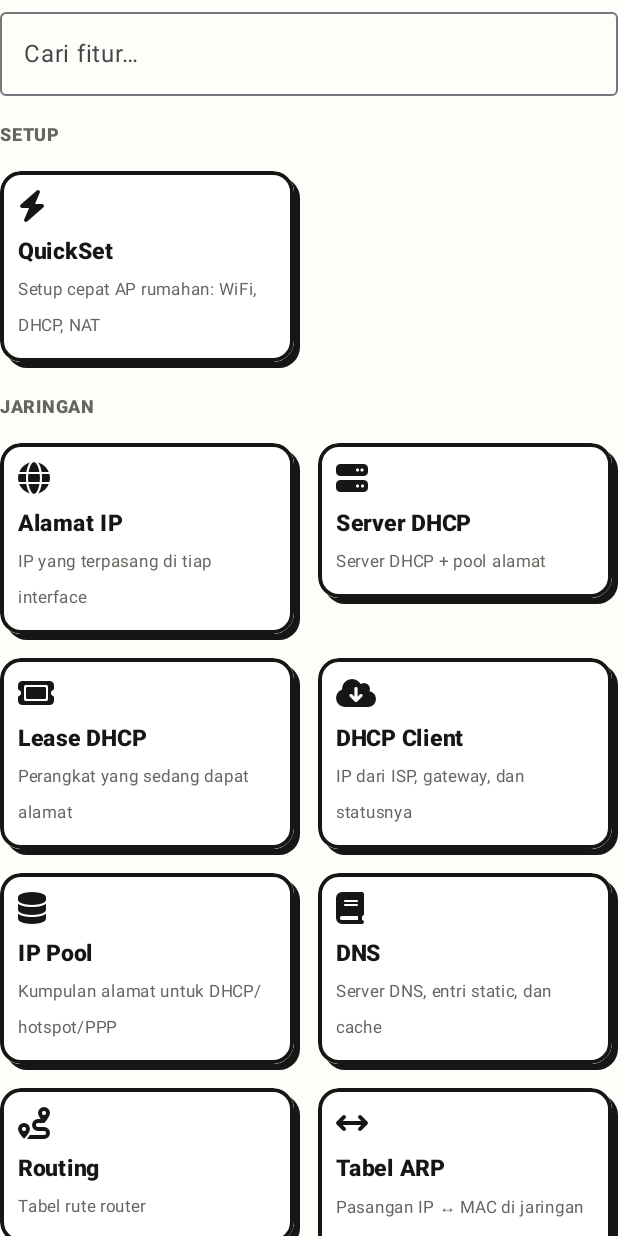
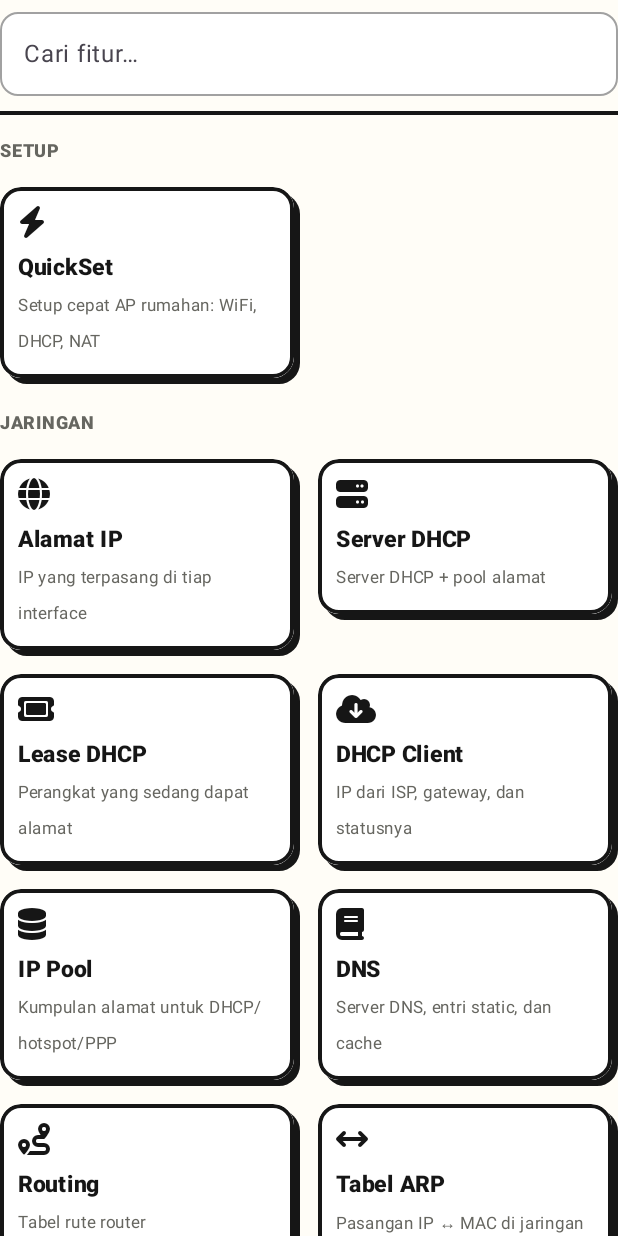
Before and after one commit to qioceky/mikroku, an Android app built with Jetpack Compose: the composable NetworkMenuGrid shown on its own in the app's theme, on a phone screen of 412 x 824 dp. Run offline under Robolectric (Android 15) with nearby library versions, the phone set to English and light mode, and no system bars.

Commit message:
v1.1.6: Bilah Cari fitur padat & jelas menempel
User masih merasa pencarian 'tidak tetap posisinya': strukturnya
sudah di luar area scroll sejak v1.1.3, tapi bilahnya transparan
sehingga kartu yang terpotong tepat di bawahnya terasa seperti
bilahnya ikut bergerak. Kini bilah pencarian berlatarkan Paper padat
+ kolom berlatarkan CardFill + garis bawah tinta 2.5dp; daftar menu
bergeser di bawah garis itu. Padding atas daftar 10dp.

```diff
--- a/app/build.gradle
+++ b/app/build.gradle
@@ -12,8 +12,8 @@ android {
         applicationId "id.mikroku"
         minSdk 26
         targetSdk 35
-        versionCode 19
-        versionName "1.1.5"
+        versionCode 20
+        versionName "1.1.6"
     }
 
     buildFeatures {
--- a/app/src/main/java/id/mikroku/ui/NetworkScreens.kt
+++ b/app/src/main/java/id/mikroku/ui/NetworkScreens.kt
@@ -101,15 +101,31 @@ fun NetworkMenuGrid(onOpen: (String) -> Unit) {
         it.title.contains(query, ignoreCase = true) || it.sub.contains(query, ignoreCase = true)
     }
     Column(Modifier.fillMaxSize()) {
-        // Kolom pencarian DI LUAR area scroll + daftar diberi weight(1f):
-        // pencarian menempel tetap di atas, hanya kartu menu yang bergeser.
-        androidx.compose.material3.OutlinedTextField(
-            query, { query = it },
-            Modifier.fillMaxWidth(), singleLine = true,
-            label = { Text("Cari fitur…") },
-            placeholder = { Text("mis. voucher, backup, firewall") }
-        )
-        Spacer(Modifier.height(12.dp))
+        // Bilah pencarian MENEMPEL: di luar area scroll, latar PADAT (Paper)
+        // + garis bawah tinta — daftar bergeser DI BAWAH bilah ini, jadi
+        // posisinya terasa (dan memang) tidak ikut bergerak.
+        Box(
+            Modifier
+                .fillMaxWidth()
+                .background(Paper)
+                .padding(bottom = 10.dp)
+        ) {
+            androidx.compose.material3.OutlinedTextField(
+                query, { query = it },
+                Modifier.fillMaxWidth(), singleLine = true,
+                label = { Text("Cari fitur…") },
+                placeholder = { Text("mis. voucher, backup, firewall") },
+                shape = RoundedCornerShape(12.dp),
+                colors = androidx.compose.material3.OutlinedTextFieldDefaults.colors(
+                    focusedBorderColor = Ink,
+                    unfocusedBorderColor = Ink.copy(alpha = 0.4f),
+                    focusedContainerColor = CardFill,
+                    unfocusedContainerColor = CardFill,
+                    cursorColor = Ink
+                )
+            )
+        }
+        Box(Modifier.fillMaxWidth().height(2.5.dp).background(Ink))
         if (searching) {
             if (shown.isEmpty()) {
                 Text("Tidak ada fitur yang cocok dengan \"$query\".", color = Muted)
@@ -117,7 +133,7 @@ fun NetworkMenuGrid(onOpen: (String) -> Unit) {
                 LazyColumn(
                     Modifier.weight(1f),
                     verticalArrangement = Arrangement.spacedBy(12.dp),
-                    contentPadding = androidx.compose.foundation.layout.PaddingValues(bottom = 100.dp)
+                    contentPadding = androidx.compose.foundation.layout.PaddingValues(top = 10.dp, bottom = 100.dp)
                 ) {
                     items(shown.chunked(2)) { pair ->
                         Row(horizontalArrangement = Arrangement.spacedBy(12.dp)) {
@@ -132,7 +148,7 @@ fun NetworkMenuGrid(onOpen: (String) -> Unit) {
             LazyColumn(
                 Modifier.weight(1f),
                 verticalArrangement = Arrangement.spacedBy(12.dp),
-                contentPadding = androidx.compose.foundation.layout.PaddingValues(bottom = 100.dp)
+                contentPadding = androidx.compose.foundation.layout.PaddingValues(top = 10.dp, bottom = 100.dp)
             ) {
                 for ((category, catItems) in menuCategories) {
                     item(key = "cat-$category") {
```
